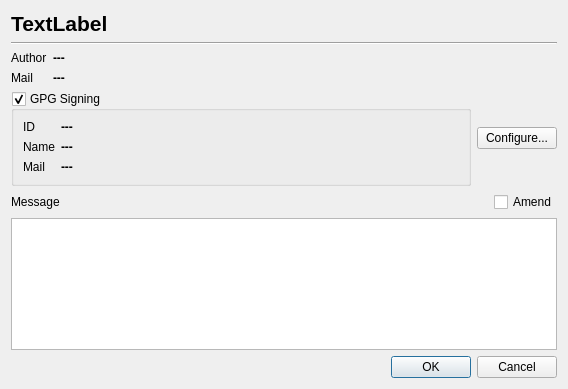
Old version of the form src/CommitDialog.ui in the repository soramimi/Guitar.
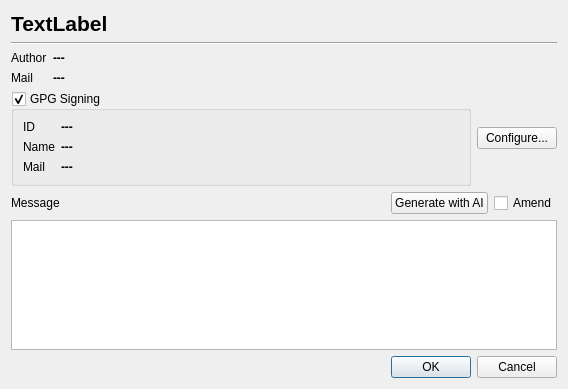
New version of the form.

Commit message: new feature: Generate commit message with AI

Patch:
```diff
--- a/src/CommitDialog.ui
+++ b/src/CommitDialog.ui
@@ -199,11 +199,43 @@
      </property>
      <item alignment="Qt::AlignLeft">
       <widget class="QLabel" name="label">
+       <property name="sizePolicy">
+        <sizepolicy hsizetype="Preferred" vsizetype="Preferred">
+         <horstretch>0</horstretch>
+         <verstretch>0</verstretch>
+        </sizepolicy>
+       </property>
        <property name="text">
         <string>Message</string>
        </property>
       </widget>
      </item>
+     <item>
+      <spacer name="horizontalSpacer_2">
+       <property name="orientation">
+        <enum>Qt::Horizontal</enum>
+       </property>
+       <property name="sizeHint" stdset="0">
+        <size>
+         <width>40</width>
+         <height>20</height>
+        </size>
+       </property>
+      </spacer>
+     </item>
+     <item>
+      <widget class="QPushButton" name="pushButton_generate_with_ai">
+       <property name="sizePolicy">
+        <sizepolicy hsizetype="Minimum" vsizetype="Fixed">
+         <horstretch>0</horstretch>
+         <verstretch>0</verstretch>
+        </sizepolicy>
+       </property>
+       <property name="text">
+        <string>Generate with AI</string>
+       </property>
+      </widget>
+     </item>
      <item alignment="Qt::AlignRight">
       <widget class="QCheckBox" name="checkbox_amend">
        <property name="text">
```
Left out of the diff: 23 changed lines with no effect on the pictures. The commit also changes 18 other files.
